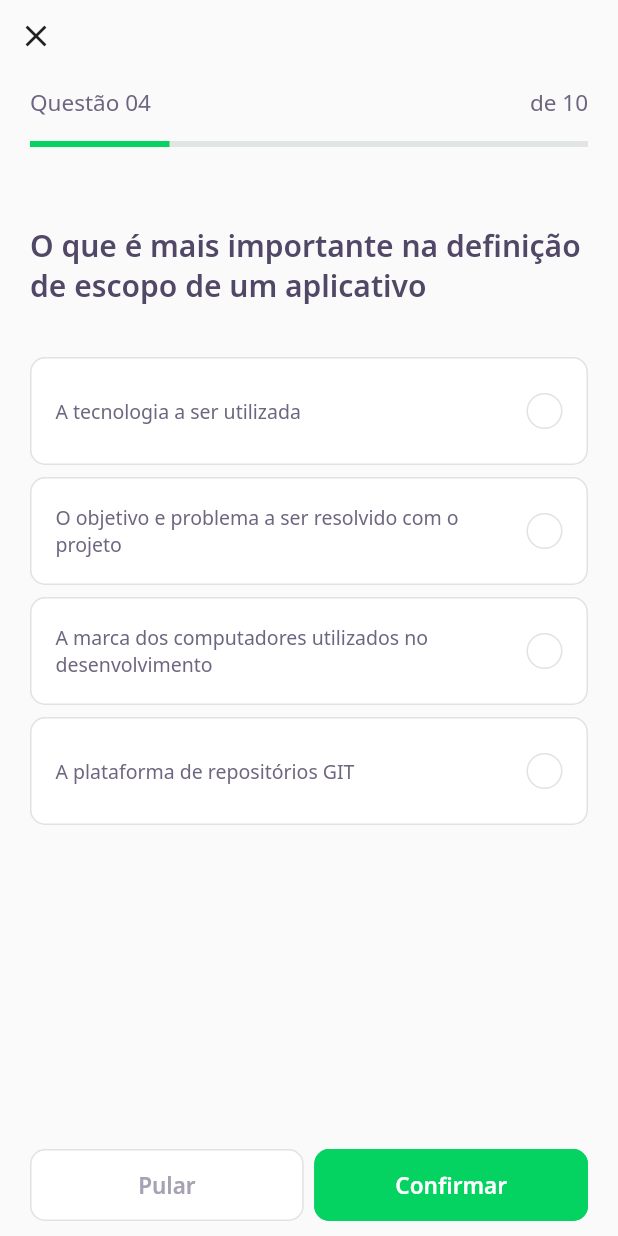
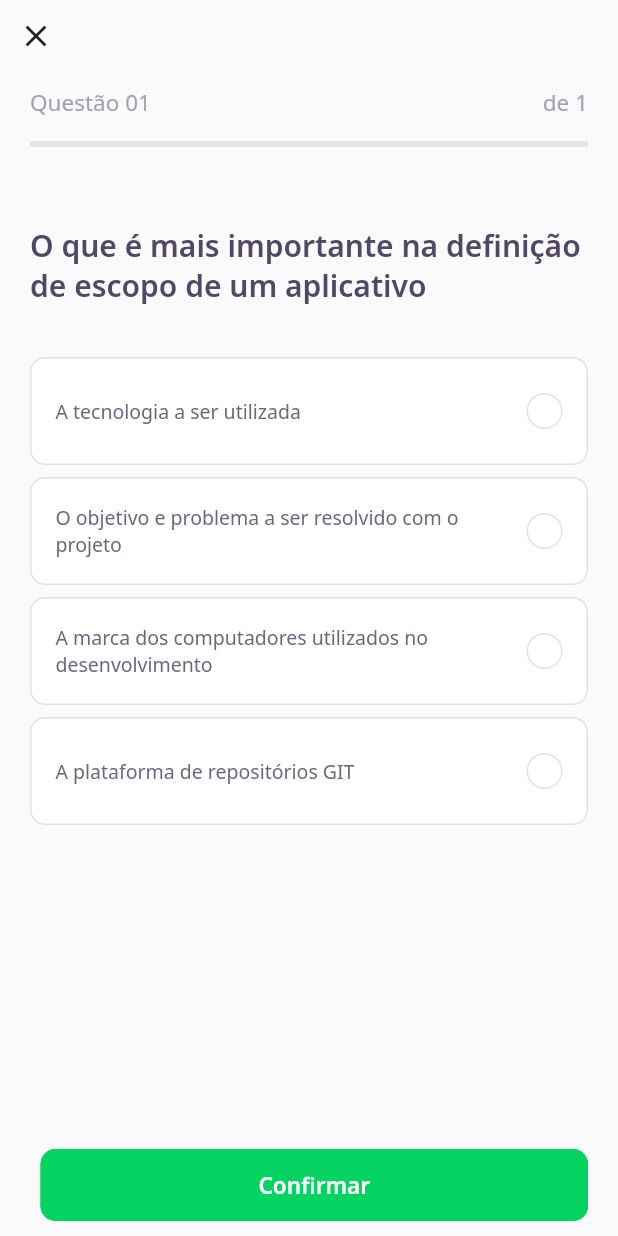
Before and after one commit to AndreNeves97/dev-quiz, a Flutter app: the screen it shows after launch, after a tap on "Desenvolvimento de aplicativos", on a phone screen of 412 x 824 dp. Run offline on Flutter 3.47's test engine with Material 2 defaults, Android fonts, the phone set to English and light mode, and no system bars; our stand-ins replace google_fonts; accounts and stored records are empty; network calls fail.

Commit message:
feat: quiz questions controller

```diff
--- /dev/null
+++ b/lib/src/presenter/challenge/challenge_controller.dart
@@ -0,0 +1,28 @@
+import 'package:dev_quiz/src/domain/entities/question.dart';
+import 'package:dev_quiz/src/domain/entities/quiz.dart';
+import 'package:flutter/foundation.dart';
+import 'package:flutter/material.dart';
+
+class ChallengeController {
+  final Quiz quiz;
+  final pageController = PageController();
+
+  final currentQuestionNotifier = ValueNotifier<int>(0);
+  int get currentQuestion => currentQuestionNotifier.value;
+  set currentQuestion(int value) => currentQuestionNotifier.value = value;
+
+  ChallengeController({required this.quiz}) {
+    pageController.addListener(() {
+      currentQuestion = pageController.page!.toInt();
+    });
+  }
+
+  void nextPage() {
+    pageController.nextPage(
+      duration: Duration(milliseconds: 250),
+      curve: Curves.easeInOut,
+    );
+  }
+
+  void finish() {}
+}
--- a/lib/src/presenter/challenge/challenge_page.dart
+++ b/lib/src/presenter/challenge/challenge_page.dart
@@ -1,6 +1,7 @@
-import 'package:dev_quiz/src/domain/entities/quiz.dart';
 import 'package:flutter/material.dart';
 
+import '../../domain/entities/quiz.dart';
+import 'challenge_controller.dart';
 import 'components/app_bar/app_bar_widget.dart';
 import 'components/bottom_navigation/bottom_navigation_widget.dart';
 import 'components/quiz/quiz_widget.dart';
@@ -18,13 +19,29 @@ class ChallengePage extends StatefulWidget {
 }
 
 class _ChallengePageState extends State<ChallengePage> {
+  late ChallengeController controller;
+
+  @override
+  void initState() {
+    controller = ChallengeController(quiz: widget.quiz);
+
+    super.initState();
+  }
+
   @override
   Widget build(BuildContext context) {
     return Scaffold(
-      appBar: AppBarWidget(),
-      body: QuizWidget(question: widget.quiz.questions[0]),
+      appBar: AppBarWidget(controller: controller),
+      body: PageView(
+        controller: controller.pageController,
+        children: widget.quiz.questions
+            .map((question) => QuizWidget(question: widget.quiz.questions[0]))
+            .toList(),
+      ),
       bottomNavigationBar: SafeArea(
-        child: BottomNavigationWidget(),
+        child: BottomNavigationWidget(
+          controller: controller,
+        ),
       ),
     );
   }
--- a/lib/src/presenter/challenge/components/action_button/action_button_widget.dart
+++ b/lib/src/presenter/challenge/components/action_button/action_button_widget.dart
@@ -47,7 +47,7 @@ class ActionButtonWidget extends StatelessWidget {
           ),
           overlayColor: MaterialStateProperty.all(overlayColor),
         ),
-        onPressed: () {},
+        onPressed: onTap,
         child: Text(
           label,
           style: AppTextStyles.heading15.copyWith(color: textColor),
--- a/lib/src/presenter/challenge/components/app_bar/app_bar_widget.dart
+++ b/lib/src/presenter/challenge/components/app_bar/app_bar_widget.dart
@@ -1,16 +1,28 @@
+import 'package:dev_quiz/src/domain/entities/quiz.dart';
 import 'package:flutter/material.dart';
 
+import '../../challenge_controller.dart';
 import '../question_indicator/question_indicator_widget.dart';
 
 class AppBarWidget extends PreferredSize {
-  AppBarWidget()
-      : super(
+  final ChallengeController controller;
+
+  AppBarWidget({
+    required this.controller,
+  }) : super(
           preferredSize: Size.fromHeight(100),
-          child: AppBarContainerWidget(),
+          child: AppBarContainerWidget(controller: controller),
         );
 }
 
 class AppBarContainerWidget extends StatelessWidget {
+  final ChallengeController controller;
+
+  const AppBarContainerWidget({
+    Key? key,
+    required this.controller,
+  }) : super(key: key);
+
   @override
   Widget build(BuildContext context) {
     return SafeArea(
@@ -23,7 +35,13 @@ class AppBarContainerWidget extends StatelessWidget {
           ),
           Padding(
             padding: const EdgeInsets.only(left: 20, right: 20, top: 10),
-            child: QuestionIndicatorWidget(),
+            child: ValueListenableBuilder<int>(
+              valueListenable: controller.currentQuestionNotifier,
+              builder: (context, value, _) => QuestionIndicatorWidget(
+                currentQuestion: value,
+                questions: controller.quiz.questions,
+              ),
+            ),
           ),
         ],
       ),
--- a/lib/src/presenter/challenge/components/bottom_navigation/bottom_navigation_widget.dart
+++ b/lib/src/presenter/challenge/components/bottom_navigation/bottom_navigation_widget.dart
@@ -2,30 +2,66 @@ import 'package:dev_quiz/core/core.dart';
 import 'package:dev_quiz/src/presenter/challenge/components/action_button/action_button_widget.dart';
 import 'package:flutter/material.dart';
 
+import '../../challenge_controller.dart';
+
 class BottomNavigationWidget extends StatelessWidget {
   const BottomNavigationWidget({
     Key? key,
+    required this.controller,
   }) : super(key: key);
+
+  final ChallengeController controller;
+
+  bool get isOnLastQuestion {
+    return controller.currentQuestion == controller.quiz.questions.length - 1;
+  }
+
+  bool get shouldShowSkipButton {
+    return !isOnLastQuestion;
+  }
+
+  String get rightButtonText {
+    if (isOnLastQuestion) {
+      return 'Confirmar';
+    }
+
+    return 'Próxima';
+  }
+
+  void next() {
+    if (isOnLastQuestion) {
+      controller.finish();
+      return;
+    }
+
+    controller.nextPage();
+  }
 
   @override
   Widget build(BuildContext context) {
-    return Padding(
+    return ValueListenableBuilder<int>(
+      valueListenable: controller.currentQuestionNotifier,
+      builder: (context, value, _) => Padding(
         padding: const EdgeInsets.symmetric(horizontal: 20, vertical: 10),
         child: Row(
           mainAxisAlignment: MainAxisAlignment.spaceAround,
           children: [
+            if (shouldShowSkipButton)
               Expanded(
                 child: ActionButtonWidget.white(
                   label: 'Pular',
-            onTap: () {},
-          )),
+                  onTap: next,
+                ),
+              ),
             SizedBox(width: 7),
             Expanded(
               child: ActionButtonWidget.green(
-            label: 'Confirmar',
-            onTap: () {},
-          )),
+                label: rightButtonText,
+                onTap: next,
+              ),
+            ),
           ],
+        ),
       ),
     );
   }
--- a/lib/src/presenter/challenge/components/question_indicator/question_indicator_widget.dart
+++ b/lib/src/presenter/challenge/components/question_indicator/question_indicator_widget.dart
@@ -1,22 +1,44 @@
 import 'package:flutter/material.dart';
 
 import '../../../../../core/core.dart';
+import '../../../../domain/entities/question.dart';
 import '../../../components/progress_indicator/app_linear_progress_indicador_widget.dart';
 
 class QuestionIndicatorWidget extends StatelessWidget {
+  final int currentQuestion;
+  final List<Question> questions;
+
+  const QuestionIndicatorWidget({
+    Key? key,
+    required this.currentQuestion,
+    required this.questions,
+  }) : super(key: key);
+
   @override
   Widget build(BuildContext context) {
+    final currentQuestionText =
+        (currentQuestion + 1).toString().padLeft(2, '0');
+    final totalQuestionsText = questions.length;
+
     return Column(
       children: [
         Row(
           mainAxisAlignment: MainAxisAlignment.spaceBetween,
           children: [
-            Text('Questão 04', style: AppTextStyles.body15),
-            Text('de 10', style: AppTextStyles.body15),
+            Text(
+              'Questão $currentQuestionText',
+              style: AppTextStyles.bodyLightGrey15,
+            ),
+            Text(
+              'de $totalQuestionsText',
+              style: AppTextStyles.bodyLightGrey15,
+            ),
           ],
         ),
         SizedBox(height: 16),
-        AppLinearProgressIndicatorWidget(value: 0.25)
+        AppLinearProgressIndicatorWidget(
+          value: (currentQuestion) / questions.length,
+        )
       ],
     );
   }
```
Also changed, not shown: lib/src/external/datasources/quizzes.json (+37 -6 lines). Lines whose indentation alone changed are shown as unchanged.
